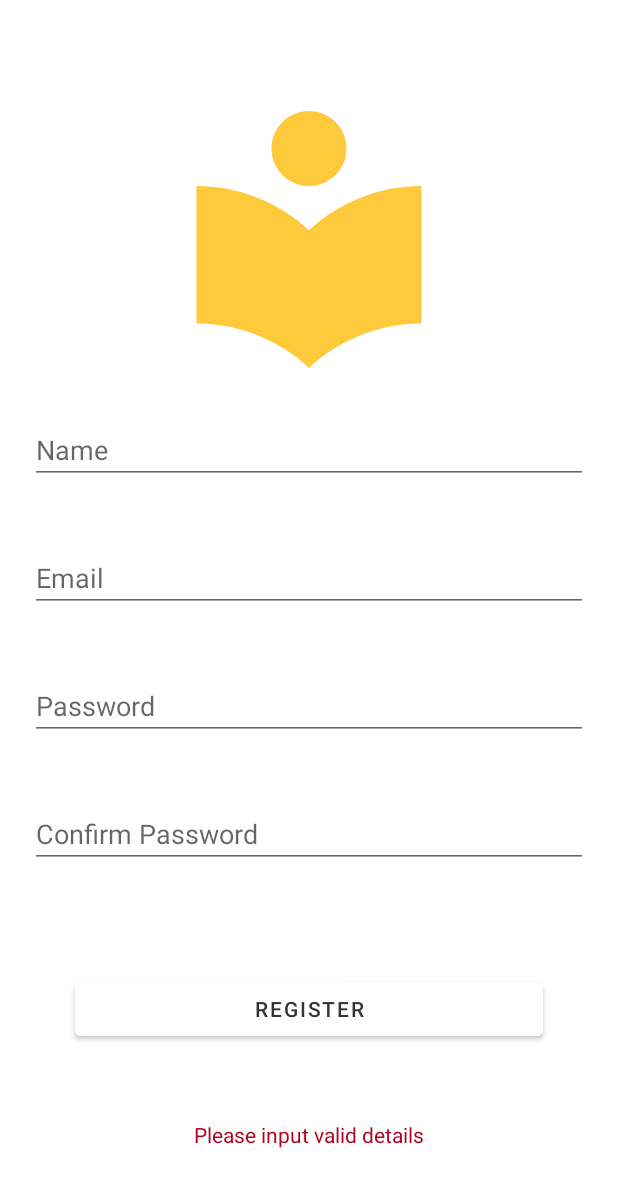
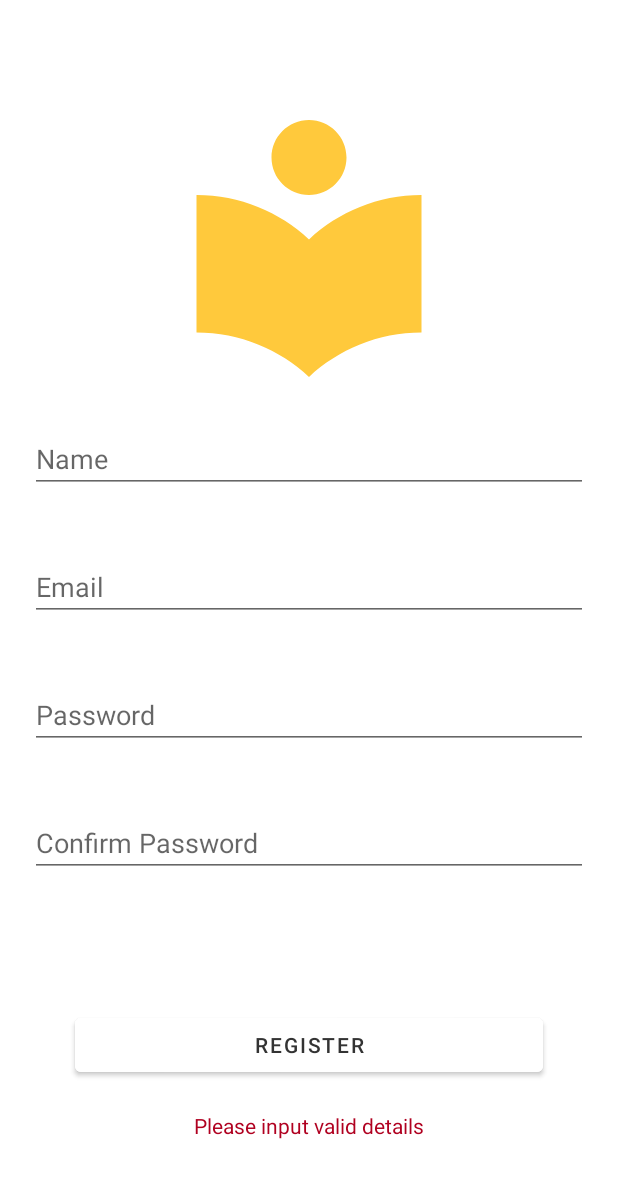
Before and after one commit to divyanshf/noter-android, an Android app: the RegisterFragment screen opened through its navigation route, after a tap on "REGISTER", on a phone screen of 412 x 824 dp. Shown: the top 1187 px of the screen. Run offline under Robolectric (Android 15) with nearby library versions, the phone set to English and light mode, and no system bars; our stand-ins replace Dagger/Hilt's generated code, Firebase (no records; nobody signed in at launch, a user with empty details on screens opened directly).

Commit message:
fixed the auth bug

```diff
--- a/app/src/main/java/com/example/noter/ui/auth/RegisterFragment.kt
+++ b/app/src/main/java/com/example/noter/ui/auth/RegisterFragment.kt
@@ -7,6 +7,7 @@ import android.view.View
 import android.view.ViewGroup
 import android.widget.Button
 import android.widget.EditText
+import android.widget.ProgressBar
 import android.widget.TextView
 import androidx.fragment.app.Fragment
 import androidx.fragment.app.viewModels
@@ -24,6 +25,7 @@ class RegisterFragment : Fragment() {
     @Inject
     lateinit var firebaseAuth: FirebaseAuth
     private lateinit var warningTextView: TextView
+    private lateinit var loadingBar: ProgressBar
     private lateinit var nameEditText: EditText
     private lateinit var emailEditText: EditText
     private lateinit var passwordEditText: EditText
@@ -45,8 +47,11 @@ class RegisterFragment : Fragment() {
         passwordEditText = view.findViewById(R.id.password_edit_text)
         cnfPasswordEditText = view.findViewById(R.id.cnf_password_edit_text)
         warningTextView = view.findViewById(R.id.register_warning)
+        loadingBar = view.findViewById(R.id.progress_bar)
 
         view.findViewById<Button>(R.id.register_button).setOnClickListener {
+            warningTextView.visibility = View.INVISIBLE
+            loadingBar.visibility = View.VISIBLE
             if(validate()){
                 try {
                     userViewModel.register(name, email, password)
@@ -58,6 +63,7 @@ class RegisterFragment : Fragment() {
             }
             else{
                 warningTextView.visibility = View.VISIBLE
+                loadingBar.visibility = View.INVISIBLE
             }
         }
 
@@ -75,6 +81,7 @@ class RegisterFragment : Fragment() {
             }
             else{
                 warningTextView.visibility = View.VISIBLE
+                loadingBar.visibility = View.INVISIBLE
             }
         }
     }
--- a/app/src/main/res/layout/fragment_register.xml
+++ b/app/src/main/res/layout/fragment_register.xml
@@ -50,11 +50,18 @@
             android:inputType="textPassword"
             android:hint="@string/cnf_password"/>
 
+        <ProgressBar
+            android:id="@+id/progress_bar"
+            android:layout_width="wrap_content"
+            android:layout_height="wrap_content"
+            android:visibility="invisible"/>
+
         <Button
             android:id="@+id/register_button"
             android:layout_width="match_parent"
             android:layout_height="match_parent"
-            android:layout_margin="50dp"
+            android:layout_marginHorizontal="50dp"
+            android:layout_marginTop="20dp"
             android:backgroundTint="?attr/colorSurface"
             android:text="@string/register"/>
 
@@ -63,6 +70,7 @@
             android:layout_width="wrap_content"
             android:layout_height="wrap_content"
             android:text="@string/auth_warning"
+            android:layout_marginTop="20dp"
             android:textColor="@color/design_default_color_error"
             android:visibility="invisible"/>
 
```
Also changed, not shown: app/src/main/java/com/example/noter/data/repository/UserRepository.kt (+13 -5 lines), app/src/main/java/com/example/noter/ui/auth/LoginFragment.kt (+7 -0 lines), app/src/main/res/layout/fragment_login.xml (+9 -1 lines).
